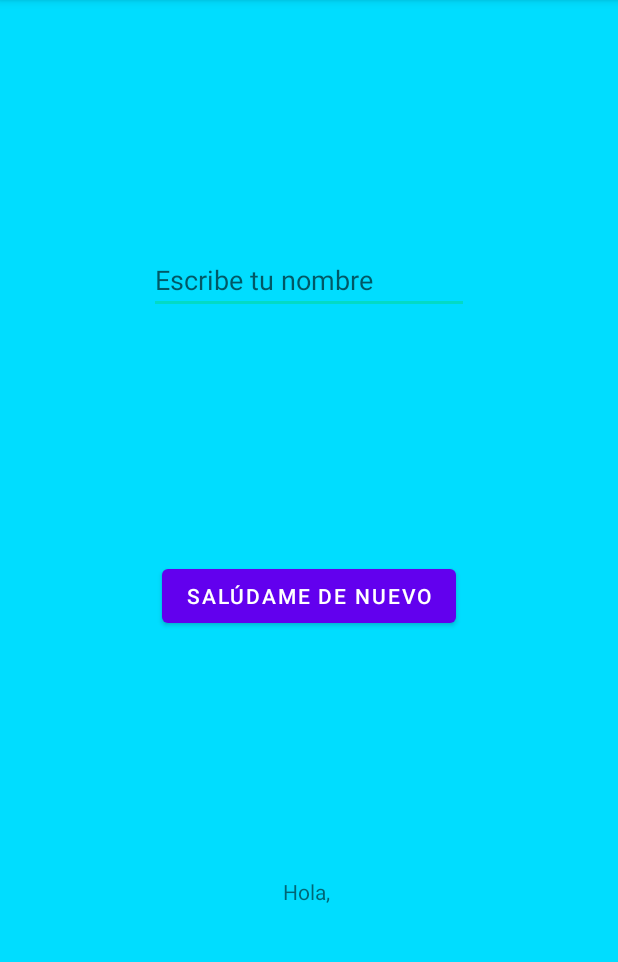
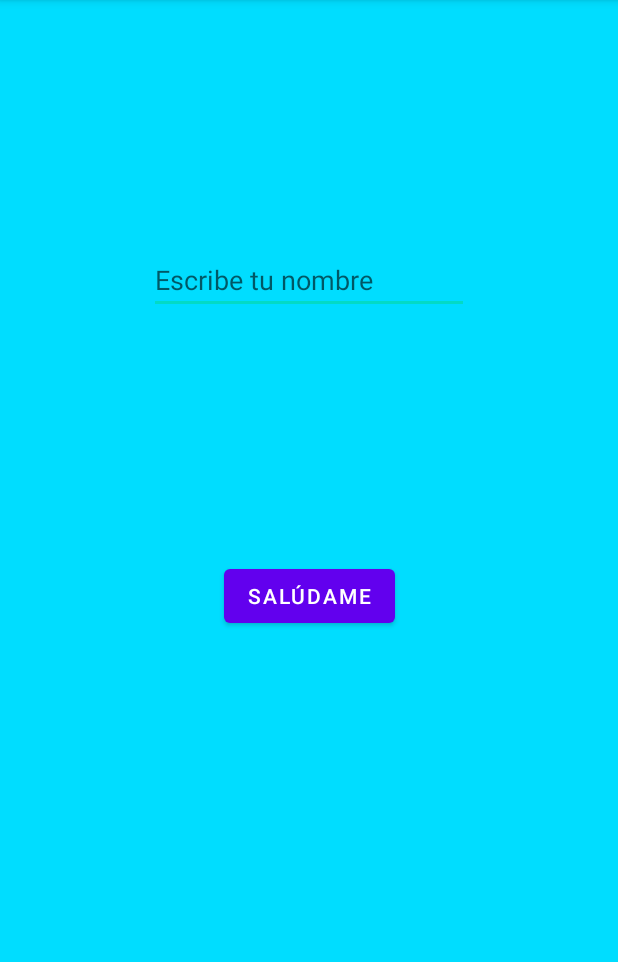
Before and after one commit to avidaldo/android-eventos-java, an Android app: the LambdaActivity screen opened directly, with no data from a screen before it, after a tap on "SALÚDAME", on a phone screen of 412 x 824 dp, the part 84-1046 px from its top. Run offline under Robolectric (Android 15) with nearby library versions, the phone set to English and light mode, and no system bars.

Commit message:
Versión con lambda checkea EditText vacío

```diff
--- a/app/src/main/java/com/example/eventosenjava/LambdaActivity.java
+++ b/app/src/main/java/com/example/eventosenjava/LambdaActivity.java
@@ -44,13 +44,17 @@ public class LambdaActivity extends AppCompatActivity {
         Cuando se implementa una clase anónima, el propio IDE sugiere cambiarla por una lambda. */
 
         boton.setOnClickListener(v -> {
-            tv.setText(getString(R.string.hola_coma) + et.getText());
-            ((Button) v).setText(R.string.saluda_nuevo);
+
+            if (!et.getText().toString().isEmpty()) {
+                tv.setText(getString(R.string.hola_coma) + et.getText());
+                ((Button) v).setText(R.string.saluda_nuevo);
+            } else {
+                Toast.makeText(this, R.string.error_no_name, Toast.LENGTH_SHORT).show();
+                /* Al pasar directamente una función como objeto, no estamos en otra clase sino directamente
+                en la Activity. */
+            }
 
 
-            Toast.makeText(this, R.string.lambda, Toast.LENGTH_SHORT).show();
-            /* Al pasar directamente una función como objeto, no estamos en otra clase sino directamente
-            en la Activity. */
         });
 
     }
--- a/app/src/main/java/com/example/eventosenjava/ListenerIsActivity.java
+++ b/app/src/main/java/com/example/eventosenjava/ListenerIsActivity.java
@@ -35,7 +35,7 @@ public class ListenerIsActivity extends AppCompatActivity implements View.OnClic
     public void onClick(View v) {
         tv.setText(getString(R.string.hola_coma) + et.getText());
         ((Button) v).setText(R.string.saluda_nuevo);
-        Toast.makeText(this, R.string.activity_as_listener, Toast.LENGTH_SHORT).show();
+        Toast.makeText(this, R.string.activity_como_listener, Toast.LENGTH_SHORT).show();
         /* Permite acceso directo al contexto (la activity) */
     }
 
--- a/app/src/main/java/com/example/eventosenjava/MainActivity.java
+++ b/app/src/main/java/com/example/eventosenjava/MainActivity.java
@@ -18,7 +18,7 @@ public class MainActivity extends AppCompatActivity {
         Button b1 = findViewById(R.id.btn_to_metodo_xml);
 
 
-        /** Para movernos entre activities, será necesario usar Intents.
+        /** Para movernos entre activities, será necesario usar Intents explicitos.
          Instanciamos un objeto Intent, una abstracción de la intención de cambiar de actividad.
          Su constructor recibe como argumentos:
            - El contexto de partida: la activity en que está.
--- a/app/src/main/java/com/example/eventosenjava/WithCustomListenerActivity.java
+++ b/app/src/main/java/com/example/eventosenjava/WithCustomListenerActivity.java
@@ -71,4 +71,5 @@ public class WithCustomListenerActivity extends AppCompatActivity {
 // El contexto puede ser accesible desde la vista que se recibe como parámetro.
 // La linea sería mejor así:
 tv.setText(v.getContext().getString(R.string.hola_coma) + et.getText());
+tv.setText(getParent().getString(R.string.hola_coma) + et.getText());
  */
--- a/app/src/main/res/layout/activity_varias.xml
+++ b/app/src/main/res/layout/activity_varias.xml
@@ -5,8 +5,7 @@
     xmlns:tools="http://schemas.android.com/tools"
     android:layout_width="match_parent"
     android:layout_height="match_parent"
-    android:background="@android:color/holo_blue_bright"
-    tools:context=".MetodoXMLActivity">
+    android:background="@android:color/holo_blue_bright">
 
     <!-- Este layout lo reutilizo para el resto de opciones por ser idéntico en todas. -->
 
@@ -14,6 +13,9 @@
         android:id="@+id/textView"
         android:layout_width="wrap_content"
         android:layout_height="wrap_content"
+
+        android:onClick="asdfadsf"
+
         app:layout_constraintBottom_toBottomOf="parent"
         app:layout_constraintEnd_toEndOf="parent"
         app:layout_constraintStart_toStartOf="parent"
--- a/app/src/main/res/values/strings.xml
+++ b/app/src/main/res/values/strings.xml
@@ -9,6 +9,5 @@
     <string name="escribe_tu_nombre">Escribe tu nombre</string>
     <string name="hola_coma">"Hola, "</string>
     <string name="saluda_nuevo">Salúdame de nuevo</string>
-    <string name="clase_anonima">Clase Anónima</string>
-    <string name="activity_as_listener">La activity es el Listener</string>
+    <string name="error_no_name">ERROR: Debes introducir un nombre</string>
 </resources>
```
Also changed, not shown: app/src/main/java/com/example/eventosenjava/ClaseAnonimaActivity.java (+10 -7 lines), 1 other file.
